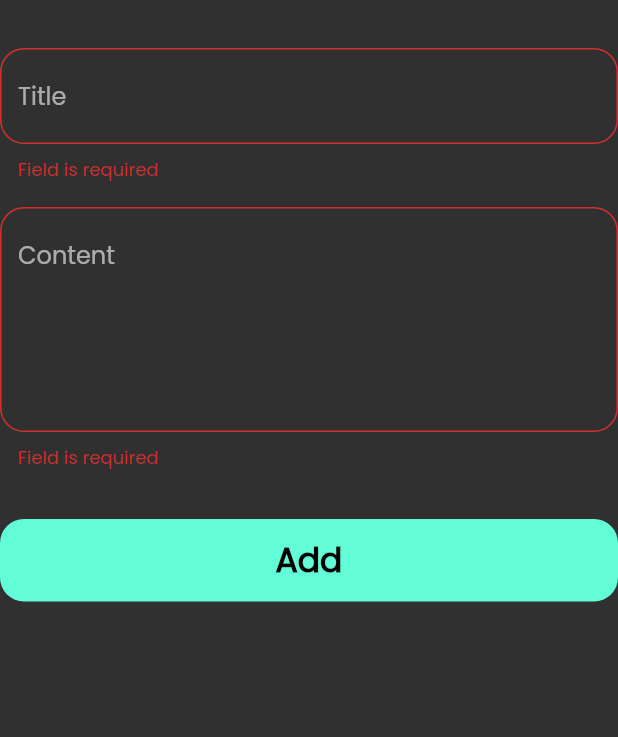
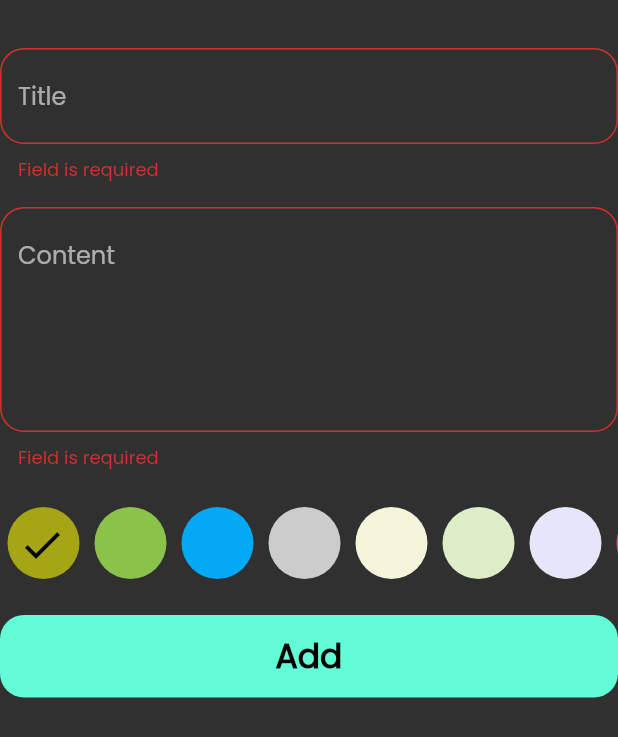
Before and after one commit to Mohamed11Rshad/Notes, a Flutter app: the AddNoteForm widget shown alone on an empty page, opened directly, after a tap on "Add", on a phone screen of 412 x 824 dp. Shown: the top 737 px of the screen. Run offline on Flutter 3.47's test engine with Material 3 defaults, Android fonts, the phone set to English and light mode, and no system bars; our stand-ins replace bloc, flutter_bloc, hive, hive_flutter; accounts and stored records are empty.

Commit message:
add colors list view

```diff
--- a/lib/views/widgets/add_note_form.dart
+++ b/lib/views/widgets/add_note_form.dart
@@ -3,6 +3,8 @@ import 'package:flutter_bloc/flutter_bloc.dart';
 import 'package:intl/intl.dart';
 import 'package:notes/cubits/add%20note%20cubit/add_note_cubit.dart';
 import 'package:notes/models/note_model.dart';
+import 'package:notes/views/widgets/color_item.dart';
+import 'package:notes/views/widgets/colors_list_view.dart';
 import 'package:notes/views/widgets/custom_button.dart';
 import 'package:notes/views/widgets/custom_text_field.dart';
 
@@ -48,7 +50,11 @@ class _AddNoteFormState extends State<AddNoteForm> {
             maxLines: 5,
           ),
           const SizedBox(
-            height: 32,
+            height: 24,
+          ),
+          ColorsListView(),
+          const SizedBox(
+            height: 24,
           ),
           BlocBuilder<AddNoteCubit, AddNoteState>(
             builder: (context, state) {
@@ -56,17 +62,7 @@ class _AddNoteFormState extends State<AddNoteForm> {
                 isLoading: state is AddNoteLoading ? true : false,
                 onTap: () {
                   if (formKey.currentState!.validate()) {
-                    formKey.currentState!.save();
-                    var currentDate = DateTime.now();
-                    var formattedCurrentDate =
-                        DateFormat('d MMM, yyyy').format(currentDate);
-                    NoteModel note = NoteModel(
-                      title: title!,
-                      content: content!,
-                      date: formattedCurrentDate,
-                      color: const Color(0xffFFCC80).value,
-                    );
-                    BlocProvider.of<AddNoteCubit>(context).addNote(note);
+                    addNote(context);
                   } else {
                     autovalidateMode = AutovalidateMode.always;
                     setState(() {});
@@ -82,4 +78,17 @@ class _AddNoteFormState extends State<AddNoteForm> {
       ),
     );
   }
+
+  void addNote(BuildContext context) {
+    formKey.currentState!.save();
+    var currentDate = DateTime.now();
+    var formattedCurrentDate = DateFormat('d MMM, yyyy').format(currentDate);
+    NoteModel note = NoteModel(
+      title: title!,
+      content: content!,
+      date: formattedCurrentDate,
+      color: const Color(0xffFFCC80).value,
+    );
+    BlocProvider.of<AddNoteCubit>(context).addNote(note);
+  }
 }
--- /dev/null
+++ b/lib/views/widgets/color_item.dart
@@ -0,0 +1,37 @@
+import 'package:flutter/material.dart';
+
+class ColorItem extends StatelessWidget {
+  const ColorItem({
+    super.key,
+    required this.isSelected,
+    required this.color,
+  });
+  final bool isSelected;
+  final Color color;
+  @override
+  Widget build(BuildContext context) {
+    return Padding(
+      padding: const EdgeInsets.symmetric(
+        horizontal: 5,
+      ),
+      child: Stack(
+        children: [
+          CircleAvatar(
+            radius: 24,
+            backgroundColor: isSelected ? color.withAlpha(400) : color,
+          ),
+          if (isSelected)
+            const Positioned(
+              top: 9,
+              right: 9,
+              child: Icon(
+                Icons.check,
+                color: Colors.black,
+                size: 32,
+              ),
+            ),
+        ],
+      ),
+    );
+  }
+}
--- /dev/null
+++ b/lib/views/widgets/colors_list_view.dart
@@ -0,0 +1,47 @@
+import 'package:flutter/material.dart';
+import 'package:notes/views/widgets/color_item.dart';
+
+class ColorsListView extends StatefulWidget {
+  const ColorsListView({super.key});
+
+  @override
+  State<ColorsListView> createState() => _ColorsListViewState();
+}
+
+class _ColorsListViewState extends State<ColorsListView> {
+  int currentIndex = 0;
+  List<Color> colors = [
+    Colors.yellowAccent,
+    Colors.lightGreen,
+    Colors.lightBlue,
+    const Color(0xffcccccc),
+    const Color(0xfff5f5dc),
+    const Color(0xffdcedc8),
+    const Color(0xffe6e6fa),
+    Colors.pinkAccent,
+    const Color(0xff005073),
+    const Color(0xff5d3f6a),
+  ];
+  @override
+  Widget build(BuildContext context) {
+    return SizedBox(
+      height: 48,
+      child: ListView.builder(
+        itemCount: colors.length,
+        scrollDirection: Axis.horizontal,
+        itemBuilder: (context, index) {
+          return GestureDetector(
+            onTap: () {
+              currentIndex = index;
+              setState(() {});
+            },
+            child: ColorItem(
+              color: colors[index],
+              isSelected: currentIndex == index,
+            ),
+          );
+        },
+      ),
+    );
+  }
+}
```
